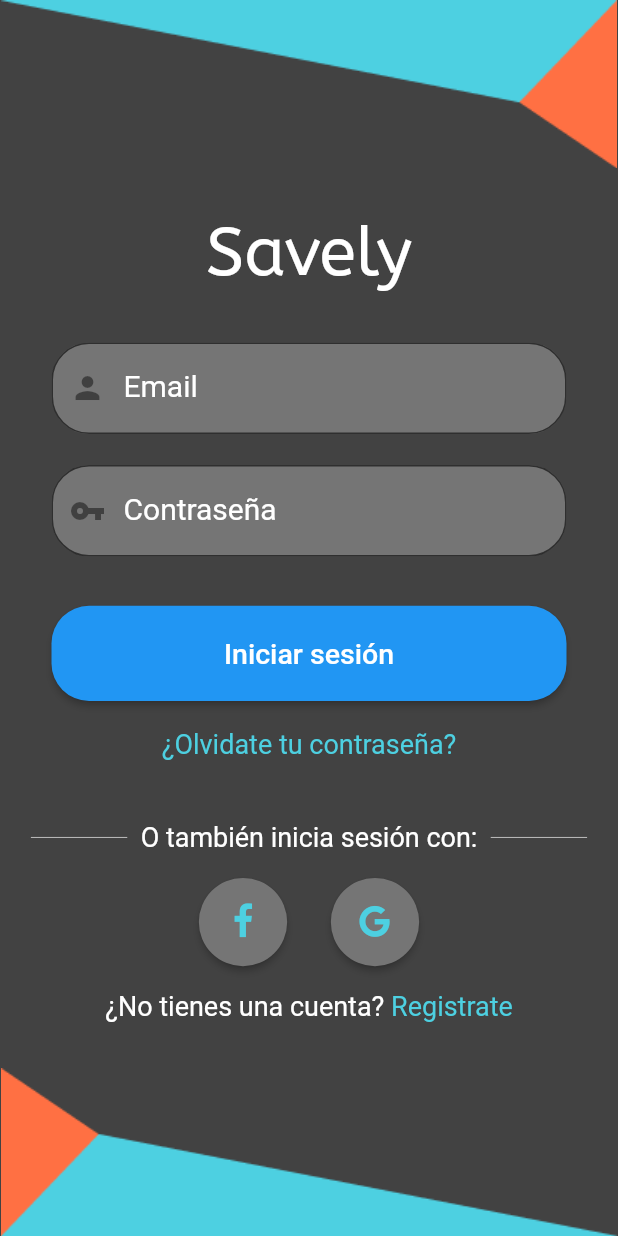
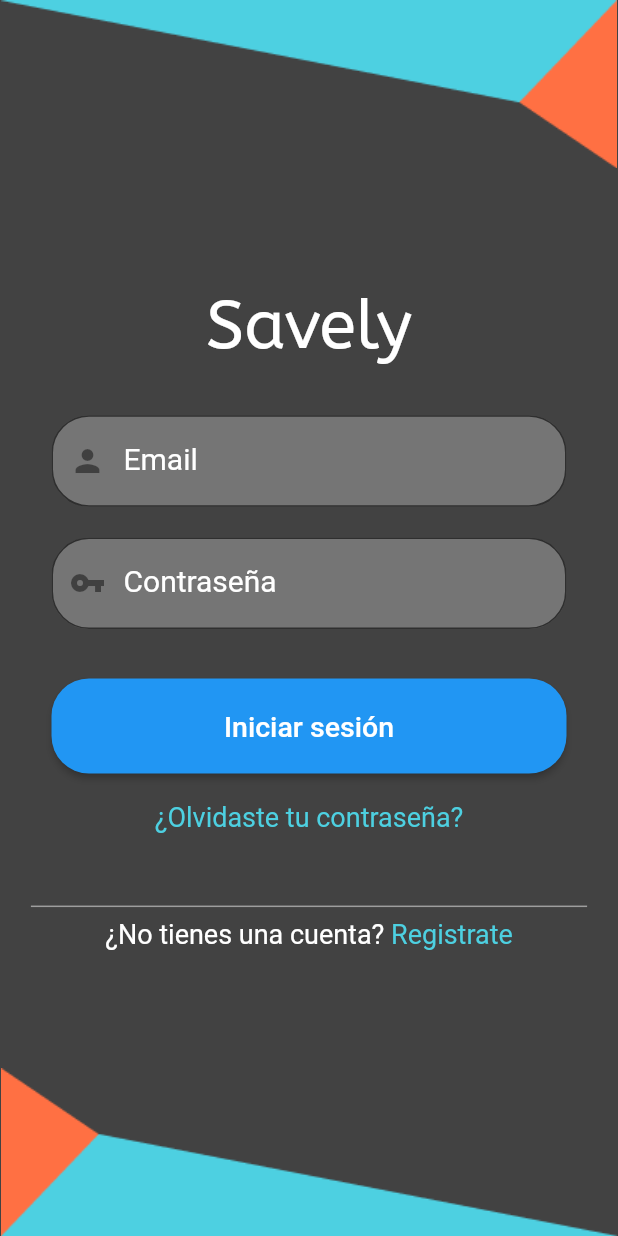
Before and after one commit to OrbitalCardinal/Savely, a Flutter app: the screen it shows after launch, after a tap on "Iniciar sesión", on a phone screen of 412 x 824 dp. Run offline on Flutter 3.47's test engine with Material 2 defaults, Android fonts, the phone set to English and light mode, and no system bars; our stand-ins replace firebase_auth, firebase_core; accounts and stored records are empty; network calls fail.

```diff
--- a/lib/facebookCircularButton.dart
+++ /dev/null
@@ -1,22 +0,0 @@
-import 'package:flutter/material.dart';
-
-import 'google_icon.dart';
-
-class FacebookCircularButton extends StatelessWidget {
-
-  @override
-  Widget build(BuildContext context) {
-    Size size = MediaQuery.of(context).size;
-    return Container(
-      height: size.width/7,
-      child: RaisedButton(
-        color: Colors.grey[600],
-        child: Icon(GoogleIcon.google, size: 24, color: Colors.cyan[300],),
-        shape: CircleBorder(),
-        onPressed: () {
-          print("google");
-        },
-      ),
-    );
-  }
-}
--- a/lib/facebook_icon.dart
+++ /dev/null
@@ -1,28 +0,0 @@
-/// Flutter icons FacebookIcon
-/// Copyright (C) 2020 by original authors @ fluttericon.com, fontello.com
-/// This font was generated by FlutterIcon.com, which is derived from Fontello.
-///
-/// To use this font, place it in your fonts/ directory and include the
-/// following in your pubspec.yaml
-///
-/// flutter:
-///   fonts:
-///    - family:  FacebookIcon
-///      fonts:
-///       - asset: fonts/FacebookIcon.ttf
-///
-///
-/// * Font Awesome 4, Copyright (C) 2016 by Dave Gandy
-///         Author:    Dave Gandy
-///         License:   SIL ()
-///         Homepage:  http://fortawesome.github.com/Font-Awesome/
-///
-import 'package:flutter/widgets.dart';
-
-class FacebookIcon {
-  FacebookIcon._();
-  static const _kFontFam = 'FacebookIcon';
-  static const _kFontPkg = null;
-
-  static const IconData facebook = IconData(0xf09a, fontFamily: _kFontFam, fontPackage: _kFontPkg);
-}
--- a/lib/googleCircularButton.dart
+++ /dev/null
@@ -1,22 +0,0 @@
-import 'package:flutter/material.dart';
-
-import 'facebook_icon.dart';
-
-class GoogleCircularButton extends StatelessWidget {
-
-  @override
-  Widget build(BuildContext context) {
-    Size size = MediaQuery.of(context).size;
-    return Container(
-      height: size.width/7,
-      child: RaisedButton(
-        color: Colors.grey[600],
-        child: Icon(FacebookIcon.facebook, size: 24, color: Colors.cyan[300],),
-        shape: CircleBorder(),
-        onPressed: () {
-          print("Facebook");
-        },
-      ),
-    );
-  }
-}
--- a/lib/google_icon.dart
+++ /dev/null
@@ -1,30 +0,0 @@
-/// Flutter icons GoogleIcon
-/// Copyright (C) 2020 by original authors @ fluttericon.com, fontello.com
-/// This font was generated by FlutterIcon.com, which is derived from Fontello.
-///
-/// To use this font, place it in your fonts/ directory and include the
-/// following in your pubspec.yaml
-///
-/// flutter:
-///   fonts:
-///    - family:  GoogleIcon
-///      fonts:
-///       - asset: fonts/GoogleIcon.ttf
-///
-///
-/// * Font Awesome 4, Copyright (C) 2016 by Dave Gandy
-///         Author:    Dave Gandy
-///         License:   SIL ()
-///         Homepage:  http://fortawesome.github.com/Font-Awesome/
-///
-import 'package:flutter/widgets.dart';
-
-class GoogleIcon {
-  GoogleIcon._();
-
-  static const _kFontFam = 'GoogleIcon';
-  static const _kFontPkg = null;
-
-  static const IconData facebook = IconData(0xf09a, fontFamily: _kFontFam, fontPackage: _kFontPkg);
-  static const IconData google = IconData(0xf1a0, fontFamily: _kFontFam, fontPackage: _kFontPkg);
-}
--- a/lib/main.dart
+++ b/lib/main.dart
@@ -1,11 +1,15 @@
+import 'package:Savely/widgets/signup-screen.dart';
 import 'package:firebase_core/firebase_core.dart';
 import 'package:flutter/material.dart';
 import 'package:flutter/services.dart';
 import 'widgets/loginBackground.dart';
-import 'widgets/registerBody.dart';
 
 void main() async {
   WidgetsFlutterBinding.ensureInitialized();
+  SystemChrome.setPreferredOrientations([
+    DeviceOrientation.portraitUp,
+    DeviceOrientation.portraitDown,
+  ]);
   await Firebase.initializeApp();
   runApp(MyApp());
 }
@@ -17,30 +21,14 @@ class MyApp extends StatelessWidget {
       title: 'Savely',
       theme: ThemeData(
         visualDensity: VisualDensity.adaptivePlatformDensity,
+        backgroundColor: Colors.grey[800],
       ),
-      home: MyHomePage(),
+      // home: LoginBackground(),
       debugShowCheckedModeBanner: false,
+      routes: {
+        '/': (ctx) => LoginBackground(),
+        SignupScreen.routeName: (ctx) => SignupScreen()
+      },
     );
   }
 }
-
-class MyHomePage extends StatefulWidget {
-  @override
-  _MyHomePageState createState() => _MyHomePageState();
-}
-
-class _MyHomePageState extends State<MyHomePage> {
-  @override
-  Widget build(BuildContext context) {
-    SystemChrome.setPreferredOrientations([
-      DeviceOrientation.portraitUp,
-      DeviceOrientation.portraitDown,
-    ]);
-    return Scaffold(
-        backgroundColor: Colors.grey[800],
-        resizeToAvoidBottomInset: false,
-        // body: RegisterBody()
-        body: LoginBackground(),
-        );
-  }
-}
--- a/lib/widgets/DividerAuth.dart
+++ /dev/null
@@ -1,27 +0,0 @@
-import 'package:flutter/material.dart';
-
-class DividerAuth extends StatelessWidget {
-  final String dividerText;
-
-  DividerAuth(this.dividerText);
-
-  @override
-  Widget build(BuildContext context) {
-    return Row(
-      children: [
-        Expanded(
-          child: Divider(
-            color: Colors.grey[400],
-          ),
-        ),
-        Text(dividerText,
-            style: TextStyle(color: Colors.white, fontSize: 18)),
-        Expanded(
-          child: Divider(
-            color: Colors.grey[400],
-          ),
-        ),
-      ],
-    );
-  }
-}
--- a/lib/widgets/loginBackground.dart
+++ b/lib/widgets/loginBackground.dart
@@ -6,8 +6,10 @@ class LoginBackground extends StatelessWidget {
   @override
   Widget build(BuildContext context) {
     Size size = MediaQuery.of(context).size;
-
-    return Container(
+    return Scaffold(
+      resizeToAvoidBottomInset: false,
+      backgroundColor: Theme.of(context).backgroundColor,
+      body: Container(
         height: size.height,
         width: size.width,
         color: Colors.grey[800],
@@ -30,6 +32,7 @@ class LoginBackground extends StatelessWidget {
             LoginBody(),
           ],
         ),
+      ),
     );
   }
 }
--- a/lib/widgets/loginBody.dart
+++ b/lib/widgets/loginBody.dart
@@ -1,12 +1,8 @@
 import 'package:Savely/widgets/homePage.dart';
 import 'package:firebase_auth/firebase_auth.dart';
 import 'package:flutter/material.dart';
-import 'DividerAuth.dart';
-import 'expandedBlueButton.dart';
-import '../facebookCircularButton.dart';
-import '../googleCircularButton.dart';
+import 'errorModal.dart';
 import 'noAccountRegister.dart';
-import 'textFieldGrey.dart';
 import 'textLogo.dart';
 
 class LoginBody extends StatefulWidget {
@@ -16,6 +12,7 @@ class LoginBody extends StatefulWidget {
 
 class _LoginBodyState extends State<LoginBody> {
   final emailController = TextEditingController();
+  final emailSaveControler = TextEditingController();
   final passController = TextEditingController();
 
   final _auth = FirebaseAuth.instance;
@@ -89,16 +86,25 @@ class _LoginBodyState extends State<LoginBody> {
                                 password: passController.text)
                             .then((user) {
                           if (user.user.emailVerified) {
-                            Navigator.of(context).push(
-                                MaterialPageRoute(builder: (_LoginBodyState) {
+                            Navigator.of(context)
+                                .push(MaterialPageRoute(builder: (context) {
                               return HomePage(emailController.text);
                             }));
                           } else {
-                            print("Verifique su correo por favor");
+                            showDialog(
+                                context: context,
+                                builder: (context) => ErrorModal(
+                                    'El correo no ha sido verificado'));
                           }
                         });
                       } catch (err) {
-                        print("Error: " + err.toString());
+                        print(err.code);
+                        if (err.code == 'wrong-password') {
+                          showDialog(
+                              context: context,
+                              builder: (context) =>
+                                  ErrorModal('La contraseña es incorrecta'));
+                        }
                       }
                     },
                   ),
@@ -106,11 +112,43 @@ class _LoginBodyState extends State<LoginBody> {
                 SizedBox(height: size.height / 45),
                 GestureDetector(
                   child: Text(
-                    "¿Olvidate tu contraseña?",
+                    "¿Olvidaste tu contraseña?",
                     style: TextStyle(fontSize: 18, color: Colors.cyan[300]),
                   ),
                   onTap: () {
-                    print("Olvidaste tu contrasena");
+                    showDialog(
+                        context: context,
+                        builder: (context) {
+                          return AlertDialog(
+                            content: Container(
+                              height: MediaQuery.of(context).size.height * 0.15,
+                              child: Column(
+                                  mainAxisAlignment: MainAxisAlignment.center,
+                                  children: [
+                                    Text('Recuperación de contraseña',
+                                        style: TextStyle(
+                                            fontWeight: FontWeight.bold)),
+                                    TextField(
+                                      controller: emailSaveControler,
+                                      decoration:
+                                          InputDecoration(labelText: 'Email'),
+                                    ),
+                                  ]),
+                            ),
+                            actions: [
+                              FlatButton(
+                                child: Text('Enviar'),
+                                onPressed: () {
+                                  _auth
+                                      .sendPasswordResetEmail(
+                                          email: emailSaveControler.text)
+                                      .then((value) => Navigator.pop(context));
+                                },
+                              ),
+                            ],
+                          );
+                        });
+                    // _auth.sendPasswordResetEmail(email: null)
                   },
                 ),
                 SizedBox(height: size.height / 20),
@@ -121,16 +159,6 @@ class _LoginBodyState extends State<LoginBody> {
             width: size.width - size.width / 10,
             child: Column(
               children: [
-                DividerAuth("  O también inicia sesión con:  "),
-                SizedBox(height: size.height / 50),
-                Row(
-                  mainAxisAlignment: MainAxisAlignment.center,
-                  children: [
-                    GoogleCircularButton(),
-                    FacebookCircularButton(),
-                  ],
-                ),
-                SizedBox(height: size.height / 50),
                 NoAccountRegister(),
               ],
             ),
--- a/lib/widgets/noAccountRegister.dart
+++ b/lib/widgets/noAccountRegister.dart
@@ -1,4 +1,4 @@
-import 'package:Savely/widgets/registerBody.dart';
+import 'package:Savely/widgets/signup-screen.dart';
 import 'package:flutter/material.dart';
 
 class NoAccountRegister extends StatelessWidget {
@@ -8,7 +8,13 @@ class NoAccountRegister extends StatelessWidget {
 
   @override
   Widget build(BuildContext context) {
-    return Row(
+    return Column(
+      children: [
+        Divider(
+          thickness: 1,
+          color: Colors.grey,
+        ),
+        Row(
           mainAxisAlignment: MainAxisAlignment.center,
           children: [
             Text(
@@ -21,10 +27,11 @@ class NoAccountRegister extends StatelessWidget {
                 style: TextStyle(fontSize: 18, color: Colors.cyan[300]),
               ),
               onTap: () {
-            Navigator.of(context).push(MaterialPageRoute(builder: (_) {
-              return RegisterBody();
-            }));
+                Navigator.of(context)
+                    .pushReplacementNamed(SignupScreen.routeName);
               },
+            ),
+          ],
         ),
       ],
     );
--- a/pubspec.yaml
+++ b/pubspec.yaml
@@ -25,6 +25,7 @@ dependencies:
     sdk: flutter
   firebase_auth: ^0.18.1+1
   firebase_core: ^0.5.0
+  google_sign_in: ^4.5.3
 
 
   # The following adds the Cupertino Icons font to your application.
```
Also changed, not shown: lib/widgets/accountLogIn.dart (+14 -2 lines), lib/widgets/errorModal.dart (added, +20 -0 lines), lib/widgets/signup-screen.dart (renamed from lib/widgets/registerBody.dart, +25 -23 lines), assets/images/loguptri.svg, pubspec.lock. Lines whose indentation alone changed are shown as unchanged.
